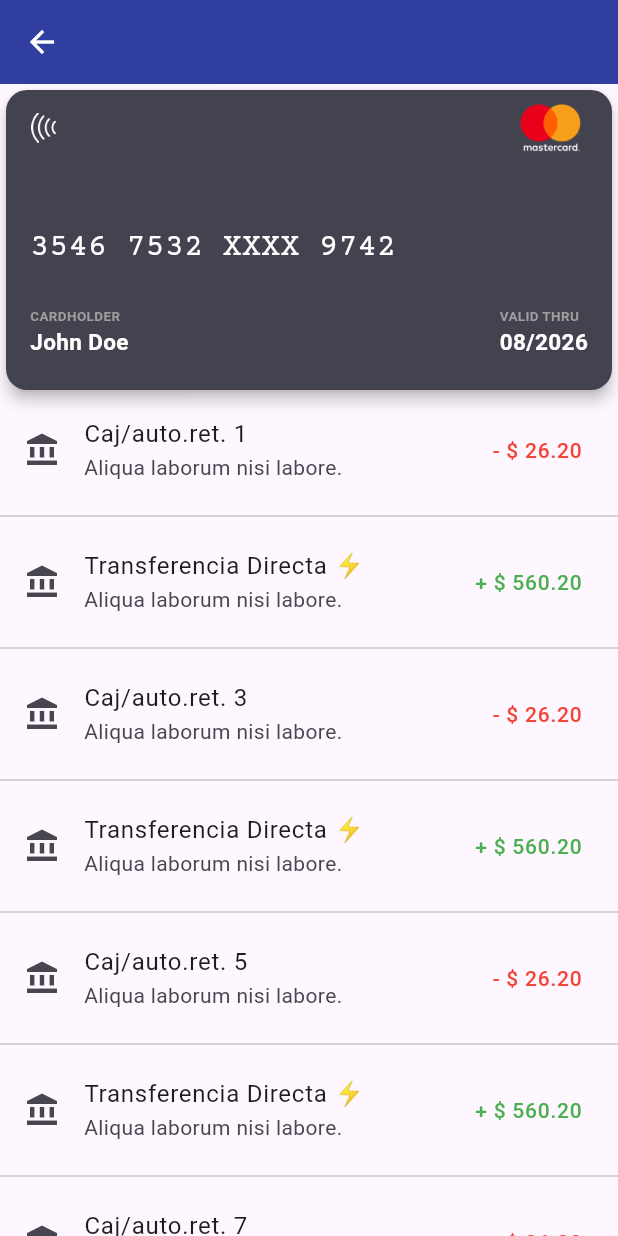
After one commit to cxcarvaj/Accessability-Demo-Google-io, a Flutter app: the BankScreen screen opened by its route, on a phone screen of 412 x 824 dp. The commit adds this screen. Run offline on Flutter 3.47's test engine with Material 2 defaults, Android fonts, the phone set to English and light mode, and no system bars.

Commit message:
feat(bank_screen): Add bank screen and improving the project

```diff
--- a/lib/config/app_theme.dart
+++ b/lib/config/app_theme.dart
@@ -1,6 +1,17 @@
 import 'package:flutter/material.dart';
 
 class AppTheme {
-  ThemeData get themeData =>
-      ThemeData(useMaterial3: true, brightness: Brightness.light);
+  ThemeData get themeData => ThemeData(
+        useMaterial3: true,
+        brightness: Brightness.light,
+        appBarTheme: const AppBarTheme(
+          iconTheme: IconThemeData(
+            color: Colors.white,
+          ),
+          titleTextStyle: TextStyle(
+            color: Colors.white,
+            fontSize: 16,
+          ),
+        ),
+      );
 }
--- /dev/null
+++ b/lib/presentation/screens/bank_screen.dart
@@ -0,0 +1,143 @@
+import 'package:accessability_demo_google_io/presentation/widgets/credit_card.dart';
+import 'package:flutter/material.dart';
+import 'dart:math';
+
+class BankScreen extends StatefulWidget {
+  const BankScreen({Key? key}) : super(key: key);
+
+  @override
+  State<BankScreen> createState() => _BankScreenState();
+}
+
+class _BankScreenState extends State<BankScreen> {
+  final ScrollController _scrollController = ScrollController();
+  late bool _showAdditionalInfo = false;
+
+  final double threshold = 200;
+
+  @override
+  void initState() {
+    super.initState();
+    _scrollController.addListener(_onScroll);
+  }
+
+  void _onScroll() {
+    if (_scrollController.offset > threshold && !_showAdditionalInfo) {
+      setState(() {
+        _showAdditionalInfo = true;
+      });
+    } else if (_scrollController.offset <= threshold && _showAdditionalInfo) {
+      setState(() {
+        _showAdditionalInfo = false;
+      });
+    }
+  }
+
+  @override
+  void dispose() {
+    _scrollController.dispose();
+    super.dispose();
+  }
+
+  @override
+  Widget build(BuildContext context) {
+    return Scaffold(
+      appBar: PreferredSize(
+        preferredSize: const Size.fromHeight(kToolbarHeight),
+        child: _CustomAppBar(showAdditionalInfo: _showAdditionalInfo),
+      ),
+      body: ListView.builder(
+        controller: _scrollController,
+        itemCount: 50,
+        itemBuilder: (context, index) {
+          if (index == 0) {
+            return const CreditCard(
+              cardExpiration: '08/2026',
+              cardHolder: 'John Doe',
+              cardNumber: '3546 7532 XXXX 9742',
+              cardType: 'mastercard',
+              color: Color(0xFF43434F),
+            );
+          }
+          return _BankStatements(
+            index: index,
+          );
+        },
+      ),
+    );
+  }
+}
+
+class _CustomAppBar extends StatelessWidget {
+  const _CustomAppBar({
+    required bool showAdditionalInfo,
+  }) : _showAdditionalInfo = showAdditionalInfo;
+
+  final bool _showAdditionalInfo;
+
+  @override
+  Widget build(BuildContext context) {
+    return AppBar(
+      leading: _showAdditionalInfo
+          ? GestureDetector(
+              child: const Icon(Icons.arrow_back_ios),
+              onTap: () => Navigator.pop(context),
+            )
+          : null,
+      title: _showAdditionalInfo
+          ? const Row(
+              mainAxisAlignment: MainAxisAlignment.spaceBetween,
+              children: [
+                Text('Cuenta de Ahorros'),
+                Text('\$4,888.00'),
+              ],
+            )
+          : null,
+      backgroundColor: Colors.indigo.shade700,
+    );
+  }
+}
+
+class _BankStatements extends StatelessWidget {
+  final int index;
+
+  const _BankStatements({
+    required this.index,
+  });
+
+  int getRandomInt(int min, int max) {
+    final random = Random();
+    return min + random.nextInt(max - min + 1);
+  }
+
+  @override
+  Widget build(BuildContext context) {
+    return Column(
+      children: [
+        ListTile(
+          leading: const Icon(Icons.account_balance),
+          title: index % 2 != 0
+              ? Text('Caj/auto.ret. $index')
+              : const Text('Transferencia Directa ⚡️'),
+          subtitle: const Text('Aliqua laborum nisi labore.'),
+          trailing: index % 2 != 0
+              ? Text(
+                  '- \$ ${getRandomInt(10, 30)}.${getRandomInt(00, 99)}',
+                  style: const TextStyle(
+                    fontSize: 14,
+                    color: Colors.red,
+                  ),
+                )
+              : Text(
+                  '+ \$ ${getRandomInt(30, 1000)}.${getRandomInt(00, 99)}',
+                  style: const TextStyle(
+                    fontSize: 14,
+                    color: Colors.green,
+                  ),
+                ),
+        ),
+        index != 49 ? const Divider() : Container()
+      ],
+    );
+  }
+}
--- a/lib/presentation/screens/login_screen.dart
+++ b/lib/presentation/screens/login_screen.dart
@@ -1,9 +1,8 @@
+import 'package:accessability_demo_google_io/presentation/screens/screens.dart';
 import 'package:flutter/material.dart';
-
+import 'package:provider/provider.dart';
 import 'package:accessability_demo_google_io/presentation/widgets/widgets.dart';
-
 import 'package:accessability_demo_google_io/ui/input_decorations.dart';
-import 'package:provider/provider.dart';
 
 import '../providers/login_form_provider.dart';
 
@@ -51,7 +50,7 @@ class LoginScreen extends StatelessWidget {
                   // onPressed: () => Navigator.push(
                   //   context,
                   //   MaterialPageRoute(
-                  //     builder: (context) => const RegisterScreen(),
+                  //     builder: (context) => const BankScreen(),
                   //   ),
                   // ),
                   style: ButtonStyle(
@@ -156,6 +155,12 @@ class _LoginForm extends StatelessWidget {
 
                   Future.delayed(const Duration(seconds: 2), () {
                     loginForm.isLoading = false;
+                    Navigator.push(
+                      context,
+                      MaterialPageRoute(
+                        builder: (context) => const BankScreen(),
+                      ),
+                    );
                   });
                 },
                 child: Container(
--- a/lib/presentation/screens/screens.dart
+++ b/lib/presentation/screens/screens.dart
@@ -1,2 +1,3 @@
 export 'package:accessability_demo_google_io/presentation/screens/home_screen.dart';
 export 'package:accessability_demo_google_io/presentation/screens/login_screen.dart';
+export 'package:accessability_demo_google_io/presentation/screens/bank_screen.dart';
--- /dev/null
+++ b/lib/presentation/widgets/credit_card.dart
@@ -0,0 +1,135 @@
+import 'package:flutter/material.dart';
+
+class CreditCard extends StatelessWidget {
+  final Color color;
+  final String cardExpiration;
+  final String cardHolder;
+  final String cardNumber;
+  final String cardType;
+
+  const CreditCard({
+    super.key,
+    required this.cardExpiration,
+    required this.cardHolder,
+    required this.cardNumber,
+    required this.cardType,
+    required this.color,
+  });
+
+  @override
+  Widget build(BuildContext context) {
+    return Column(
+      crossAxisAlignment: CrossAxisAlignment.start,
+      children: [
+        Card(
+          elevation: 4.0,
+          color: color,
+          shape: RoundedRectangleBorder(
+            borderRadius: BorderRadius.circular(14),
+          ),
+          child: Container(
+            height: 200,
+            padding:
+                const EdgeInsets.only(left: 16.0, right: 16.0, bottom: 22.0),
+            child: Column(
+              crossAxisAlignment: CrossAxisAlignment.start,
+              mainAxisAlignment: MainAxisAlignment.spaceBetween,
+              children: [
+                _CreditCardHeader(
+                  cardTye: cardType,
+                ),
+                Padding(
+                  padding: const EdgeInsets.only(top: 16.0),
+                  child: Text(
+                    cardNumber,
+                    style: const TextStyle(
+                      color: Colors.white,
+                      fontSize: 21,
+                      fontFamily: 'CourrierPrime',
+                    ),
+                  ),
+                ),
+                _CreditCardFooter(
+                  cardHolder: cardHolder,
+                  cardExpiration: cardExpiration,
+                ),
+              ],
+            ),
+          ),
+        )
+      ],
+    );
+  }
+}
+
+class _CreditCardHeader extends StatelessWidget {
+  final String cardTye;
+  const _CreditCardHeader({
+    required this.cardTye,
+  });
+
+  @override
+  Widget build(BuildContext context) {
+    return Row(
+      mainAxisAlignment: MainAxisAlignment.spaceBetween,
+      children: [
+        Image.asset(
+          "assets/images/contact_less.png",
+          height: 20,
+          width: 18,
+        ),
+        Image.asset(
+          "assets/images/$cardTye.png",
+          height: 50,
+          width: 50,
+        ),
+      ],
+    );
+  }
+}
+
+class _CreditCardFooter extends StatelessWidget {
+  const _CreditCardFooter({
+    required this.cardHolder,
+    required this.cardExpiration,
+  });
+
+  final String cardHolder;
+  final String cardExpiration;
+
+  @override
+  Widget build(BuildContext context) {
+    return Row(
+      mainAxisAlignment: MainAxisAlignment.spaceBetween,
+      children: [
+        _buildDetailsBlock(
+          label: 'CARDHOLDER',
+          value: cardHolder,
+        ),
+        _buildDetailsBlock(
+          label: 'VALID THRU',
+          value: cardExpiration,
+        ),
+      ],
+    );
+  }
+}
+
+// Build Column containing the cardholder and expiration information
+Column _buildDetailsBlock({required String label, required String value}) {
+  return Column(
+    crossAxisAlignment: CrossAxisAlignment.start,
+    children: [
+      Text(
+        label,
+        style: const TextStyle(
+            color: Colors.grey, fontSize: 9, fontWeight: FontWeight.bold),
+      ),
+      Text(
+        value,
+        style: const TextStyle(
+            color: Colors.white, fontSize: 15, fontWeight: FontWeight.bold),
+      )
+    ],
+  );
+}
--- a/lib/routes/routes.dart
+++ b/lib/routes/routes.dart
@@ -3,5 +3,6 @@ import 'package:accessability_demo_google_io/presentation/screens/screens.dart';
 
 final Map<String, Widget Function(BuildContext)> appRoutes = {
   '/home': (_) => const HomeScreen(),
-  '/form': (_) => const LoginScreen()
+  '/form': (_) => const LoginScreen(),
+  '/bank': (_) => const BankScreen(),
 };
```
Also changed, not shown: pubspec.yaml (+12 -1 lines), assets/fonts/CourierPrime-Regular.ttf (added), assets/fonts/Lato-Bold.ttf (added), assets/fonts/Lato-Regular.ttf (added), assets/images/contact_less.png (added), assets/images/mastercard.png (added), assets/images/visa.png (added).
